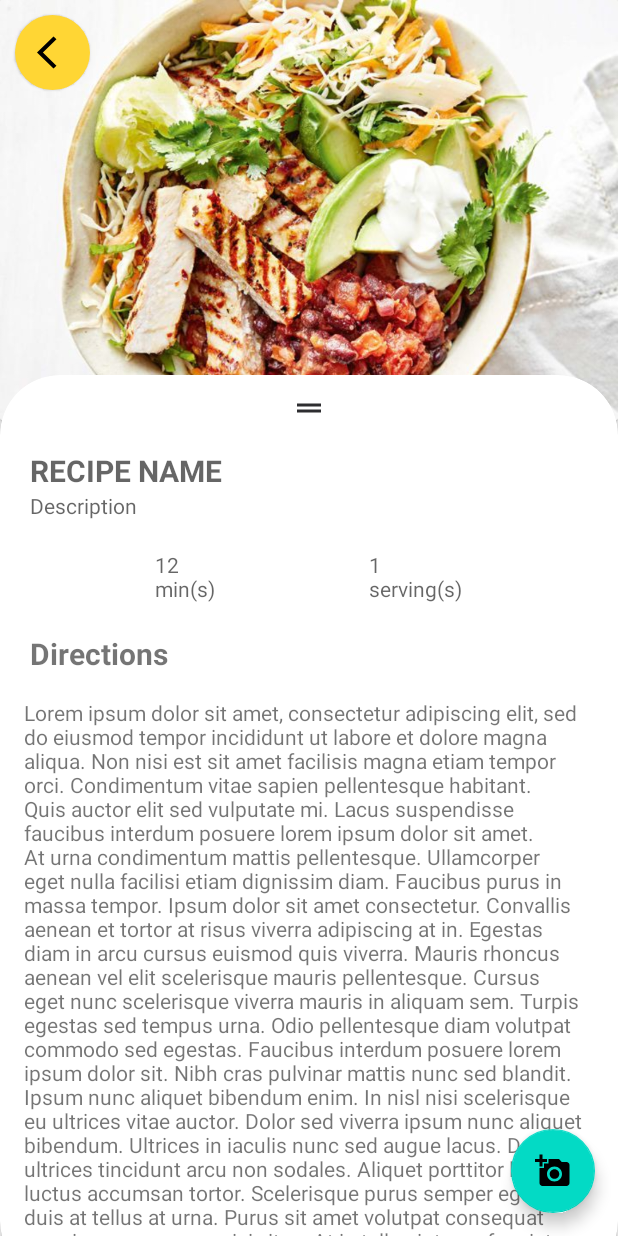
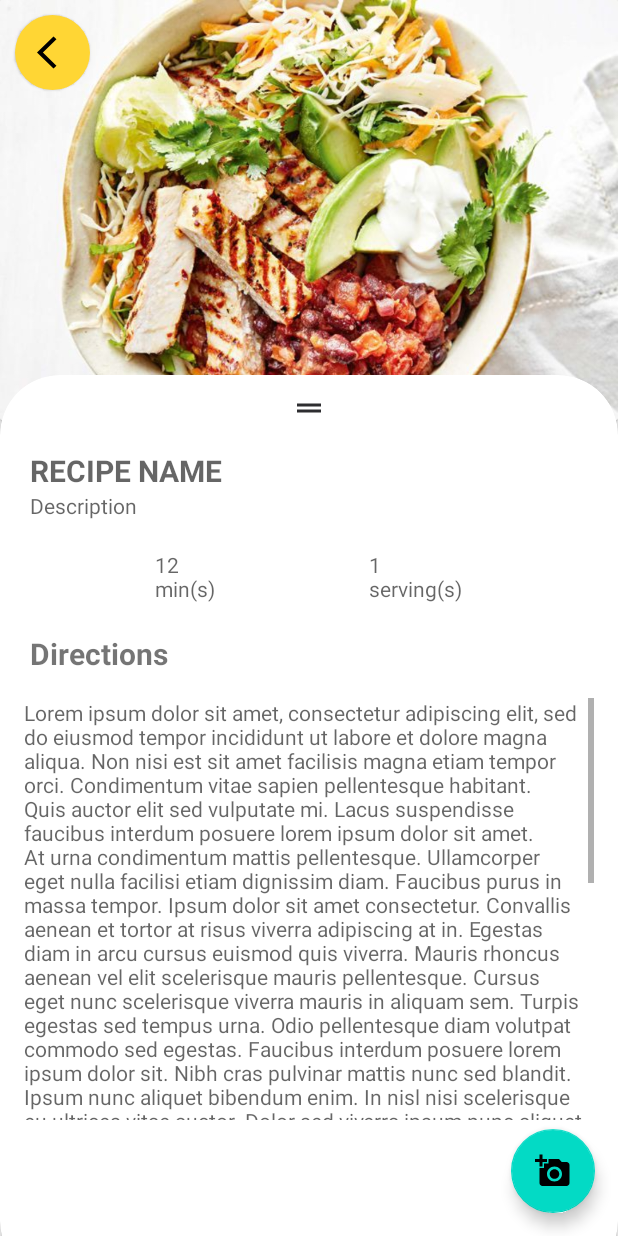
Before and after one commit to firuza-hub/TheCookBook, an Android app: the layout fragment_recipe_details.xml on its own in the app's theme, with its tools: preview values and no code run, on a phone screen of 412 x 824 dp. Run offline under Robolectric (Android 15) with nearby library versions, the phone set to English and light mode, and no system bars.

Commit message:
String resources replaced. ViewMOdelScope added when reading repo and firebase data

```diff
--- a/app/src/main/java/com/example/thecookbook/data/access/remote/services/FirebaseService.kt
+++ b/app/src/main/java/com/example/thecookbook/data/access/remote/services/FirebaseService.kt
@@ -17,8 +17,8 @@ class FirebaseService() {
     private var images = listOf<UserMealImage>()
     private val recipesCollection = db.collection("recipes")
 
-    fun getRecipes(): List<Recipe> {
-       runBlocking {   readAllRecipesData()}
+    suspend fun getRecipes(): List<Recipe> {
+        readAllRecipesData()
         return recipes
     }
 
--- a/app/src/main/java/com/example/thecookbook/ui/recipesList/RecipesFragment.kt
+++ b/app/src/main/java/com/example/thecookbook/ui/recipesList/RecipesFragment.kt
@@ -34,6 +34,7 @@ class RecipesFragment : Fragment(), SwipeRefreshLayout.OnRefreshListener{
         binding.viewModel = _viewModel
         binding.lifecycleOwner = viewLifecycleOwner
         setupRecyclerView()
+
         binding.svRecipes.setOnQueryTextListener(object : SearchView.OnQueryTextListener {
             override fun onQueryTextSubmit(query: String?): Boolean {
                 return false
--- a/app/src/main/res/layout/activity_login.xml
+++ b/app/src/main/res/layout/activity_login.xml
@@ -10,7 +10,7 @@
         android:id="@+id/btnLogin"
         android:layout_width="wrap_content"
         android:layout_height="wrap_content"
-        android:text="LOGIN"
+        android:text="@string/login"
         app:layout_constraintBottom_toBottomOf="parent"
         app:layout_constraintEnd_toEndOf="parent"
         app:layout_constraintStart_toStartOf="parent"
--- a/app/src/main/res/layout/fragment_camera.xml
+++ b/app/src/main/res/layout/fragment_camera.xml
@@ -26,7 +26,7 @@
             android:layout_width="wrap_content"
             android:layout_height="wrap_content"
             android:layout_marginBottom="16dp"
-            android:text="TAKE A PIC"
+            android:text="@string/take_a_pic"
             app:layout_constraintBottom_toBottomOf="parent"
             app:layout_constraintEnd_toStartOf="@+id/btnSavePicture"
             app:layout_constraintHorizontal_bias="0.5"
@@ -37,7 +37,7 @@
             android:layout_width="wrap_content"
             android:layout_height="wrap_content"
             android:layout_marginBottom="16dp"
-            android:text="SAVE"
+            android:text="@string/save"
             app:layout_constraintBottom_toBottomOf="parent"
             app:layout_constraintEnd_toEndOf="parent"
             app:layout_constraintHorizontal_bias="0.5"
--- a/app/src/main/res/layout/fragment_recipe_details.xml
+++ b/app/src/main/res/layout/fragment_recipe_details.xml
@@ -40,11 +40,13 @@
                     android:background="@drawable/round_button"
                     android:elevation="1dp"
                     app:layout_constraintStart_toStartOf="parent"
-                    app:layout_constraintTop_toTopOf="parent" />
+                    app:layout_constraintTop_toTopOf="parent"
+                    android:contentDescription="@string/go_back" />
 
                 <ImageView
                     android:id="@+id/ivRecipeImage"
                     android:layout_width="0dp"
+                    android:contentDescription="@string/recipe_image"
                     android:layout_height="0dp"
                     android:background="@drawable/lunch"
                     app:layout_constraintBottom_toBottomOf="parent"
@@ -82,7 +84,8 @@
                     app:layout_constraintEnd_toEndOf="parent"
                     app:layout_constraintStart_toStartOf="parent"
                     app:layout_constraintTop_toTopOf="parent"
-                    app:srcCompat="@drawable/ic_drag_handle" />
+                    app:srcCompat="@drawable/ic_drag_handle"
+                    android:contentDescription="@string/drag_handle" />
 
                 <TextView
                     android:id="@+id/tvName"
@@ -124,7 +127,7 @@
                     android:id="@+id/tvServings"
                     android:layout_width="wrap_content"
                     android:layout_height="wrap_content"
-                    android:hint="1\nserving(s)"
+                    android:hint="@string/hint_serving"
                     android:text="@{@string/generic_text_servings(recipe.servings)}"
                     app:layout_constraintEnd_toEndOf="parent"
                     app:layout_constraintHorizontal_bias="0.5"
@@ -137,23 +140,31 @@
                     android:layout_height="wrap_content"
                     android:layout_marginStart="20dp"
                     android:layout_marginTop="20dp"
-                    android:text="Directions"
+                    android:text="@string/recipe_directions"
                     android:textSize="20sp"
                     android:textStyle="bold"
                     app:layout_constraintStart_toStartOf="parent"
                     app:layout_constraintTop_toBottomOf="@+id/tvCookTime" />
 
-                <TextView
-                    android:id="@+id/tvDirection"
+                <ScrollView
                     android:layout_width="0dp"
-                    android:layout_height="wrap_content"
+                    android:layout_height="0dp"
                     android:layout_marginStart="16dp"
                     android:layout_marginTop="16dp"
                     android:layout_marginEnd="16dp"
-                    android:text="@string/mock_directions"
+                    android:layout_marginBottom="6dp"
+                    app:layout_constraintBottom_toTopOf="@+id/fabTakePhoto"
                     app:layout_constraintEnd_toEndOf="parent"
                     app:layout_constraintStart_toStartOf="parent"
-                    app:layout_constraintTop_toBottomOf="@+id/tvDirectionsHeader" />
+                    app:layout_constraintTop_toBottomOf="@+id/tvDirectionsHeader">
+
+                    <TextView
+                        android:id="@+id/tvDirection"
+                        android:layout_width="match_parent"
+                        android:layout_height="match_parent"
+                        android:hint="@string/mock_directions" />
+
+                </ScrollView>
 
                 <com.google.android.material.floatingactionbutton.FloatingActionButton
                     android:id="@+id/fabTakePhoto"
--- a/app/src/main/res/layout/fragment_recipe_images.xml
+++ b/app/src/main/res/layout/fragment_recipe_images.xml
@@ -19,7 +19,7 @@
             android:layout_height="match_parent"
             android:fadeVisible="@{viewModel.showNoConnection.booleanValue()}"
             android:gravity="center"
-            android:text="No Internet Connection."
+            android:text="@string/no_internet_connection"
             app:layout_constraintBottom_toBottomOf="parent"
             app:layout_constraintEnd_toEndOf="parent"
             app:layout_constraintStart_toStartOf="parent"
--- a/app/src/main/res/layout/fragment_recipe_images_item.xml
+++ b/app/src/main/res/layout/fragment_recipe_images_item.xml
@@ -29,7 +29,8 @@
                 android:id="@+id/imageView"
                 imageUrl="@{image.downloadUrl}"
                 android:layout_width="match_parent"
-                android:layout_height="match_parent" />
+                android:layout_height="match_parent"
+                android:contentDescription="@string/user_meal_image" />
         </androidx.cardview.widget.CardView>
 
         <TextView
@@ -38,7 +39,7 @@
             android:layout_height="wrap_content"
             android:layout_marginStart="16dp"
             android:layout_marginBottom="24dp"
-            android:hint="Firuza"
+            android:hint="@string/user_name"
             android:text="@{image.userName}"
             android:textStyle="bold"
             app:layout_constraintBottom_toBottomOf="parent"
--- a/app/src/main/res/layout/fragment_recipes_item.xml
+++ b/app/src/main/res/layout/fragment_recipes_item.xml
@@ -29,7 +29,8 @@
                 android:id="@+id/imageView"
                 imageUrl="@{recipe.imageUrl}"
                 android:layout_width="match_parent"
-                android:layout_height="match_parent"/>
+                android:layout_height="match_parent"
+                android:contentDescription="@string/recipe_image" />
 
 
         </androidx.cardview.widget.CardView>
@@ -40,7 +41,7 @@
             android:layout_height="wrap_content"
             android:layout_marginStart="16dp"
             android:layout_marginBottom="16dp"
-            android:hint="Recipe name"
+            android:hint="@string/recipe_name"
             android:text="@{recipe.name}"
             android:textStyle="bold"
             app:layout_constraintBottom_toBottomOf="parent"
--- a/app/src/main/res/values/strings.xml
+++ b/app/src/main/res/values/strings.xml
@@ -13,4 +13,18 @@ Et netus et malesuada fames.</string>
     <string name="recipe_notification_channel_name">Timer Notification Channel</string>
     <string name="settings">Settings</string>
     <string name="ok">Ok</string>
+    <string name="login">LOGIN</string>
+    <string name="take_a_pic">TAKE A PIC</string>
+    <string name="save">SAVE</string>
+    <string name="recipe_image">Recipe Image</string>
+    <string name="go_back">Go Back</string>
+    <string name="drag_handle">Drag Handle</string>
+    <string name="hint_serving">1\nserving(s)</string>
+    <string name="recipe_directions">Directions</string>
+    <string name="no_internet_connection">No Internet Connection.</string>
+    <string name="user_name">User Name</string>
+    <string name="user_meal_image">User Meal Image</string>
+    <string name="popular_recipes">Popular Recipes</string>
+    <string name="make_your_own_food_stay_at_home">Make your own food,\nstay at home</string>
+    <string name="recipe_name">Recipe name</string>
 </resources>
```
Also changed, not shown: app/src/main/java/com/example/thecookbook/ui/recipesList/RecipesListViewModel.kt (+8 -5 lines), app/src/main/res/layout/fragment_recipes.xml (+4 -4 lines), app/src/main/res/layout/nav_header.xml (deleted, +0 -34 lines).
